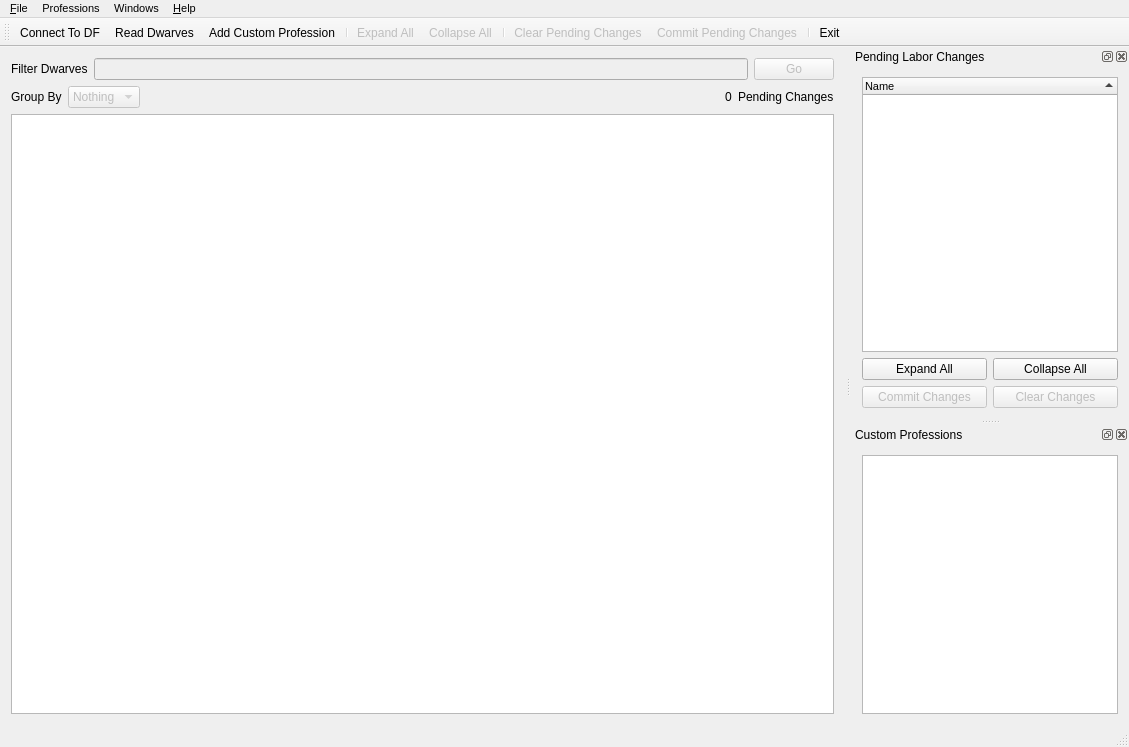
Old version of the form ui/mainwindow.ui in the repository Dwarf-Therapist/Dwarf-Therapist.
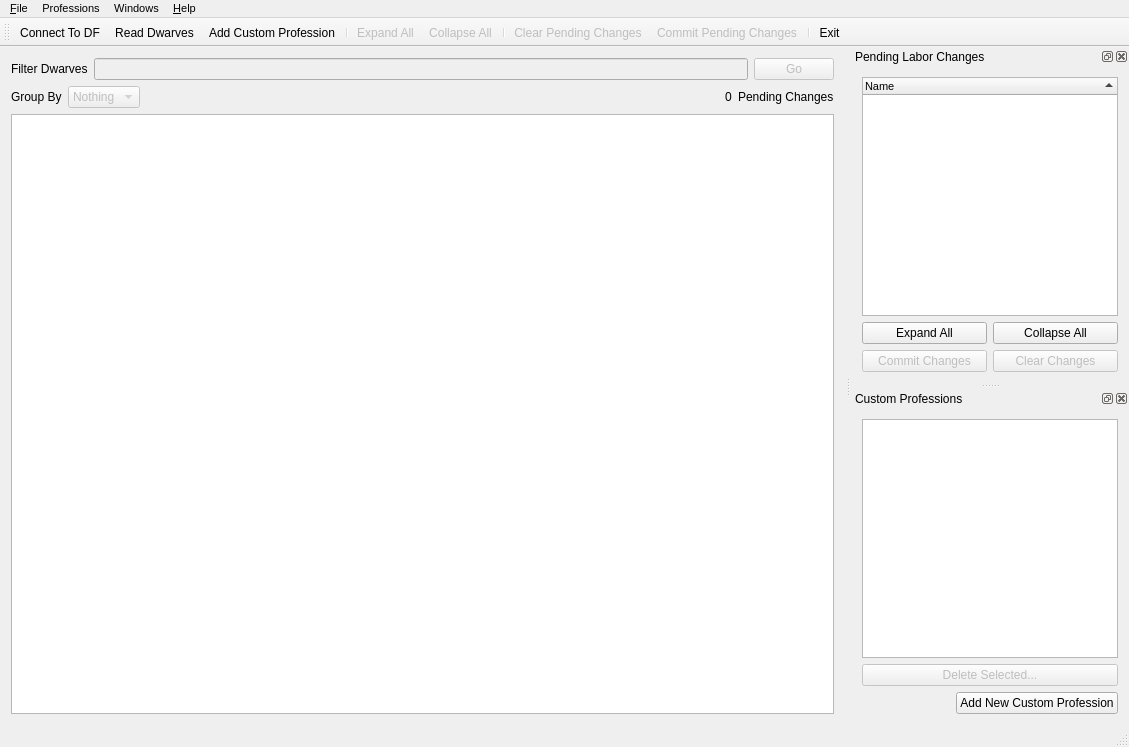
New version of the form. Icons and pictures are not drawn. Custom widgets are drawn as their Qt base class.

Commit message: * fixed how CustomProfession objects are serialized to disk, so that only the MainWindow ever writes/reads them   * Dwarves can now have custom professions assigned to them via right click on their name (fixed issue #13)   * You can now add/edit/delete custom professions (delete of an active one will warn the user and abort)   * context menus for StateTableView and CustomProfession list are now handled by MainWindow   * got rid of the list pending action, since it's done automatically now

Diff of the .ui file:
```diff
--- a/ui/mainwindow.ui
+++ b/ui/mainwindow.ui
@@ -374,7 +374,45 @@
    <widget class="QWidget" name="dockWidgetContents_2">
     <layout class="QVBoxLayout" name="verticalLayout_3">
      <item>
-      <widget class="QListWidget" name="list_custom_professions"/>
+      <widget class="QListWidget" name="list_custom_professions">
+       <property name="contextMenuPolicy">
+        <enum>Qt::CustomContextMenu</enum>
+       </property>
+      </widget>
+     </item>
+     <item>
+      <widget class="QPushButton" name="btn_delete_custom_profession">
+       <property name="enabled">
+        <bool>false</bool>
+       </property>
+       <property name="text">
+        <string>Delete Selected...</string>
+       </property>
+      </widget>
+     </item>
+     <item>
+      <layout class="QHBoxLayout" name="horizontalLayout_5">
+       <item>
+        <spacer name="horizontalSpacer_2">
+         <property name="orientation">
+          <enum>Qt::Horizontal</enum>
+         </property>
+         <property name="sizeHint" stdset="0">
+          <size>
+           <width>40</width>
+           <height>20</height>
+          </size>
+         </property>
+        </spacer>
+       </item>
+       <item>
+        <widget class="QPushButton" name="btn_new_custom_profession">
+         <property name="text">
+          <string>Add New Custom Profession</string>
+         </property>
+        </widget>
+       </item>
+      </layout>
      </item>
     </layout>
    </widget>
```
Left out of the diff: 53 changed lines with no effect on the pictures. The commit also changes 18 other files.
